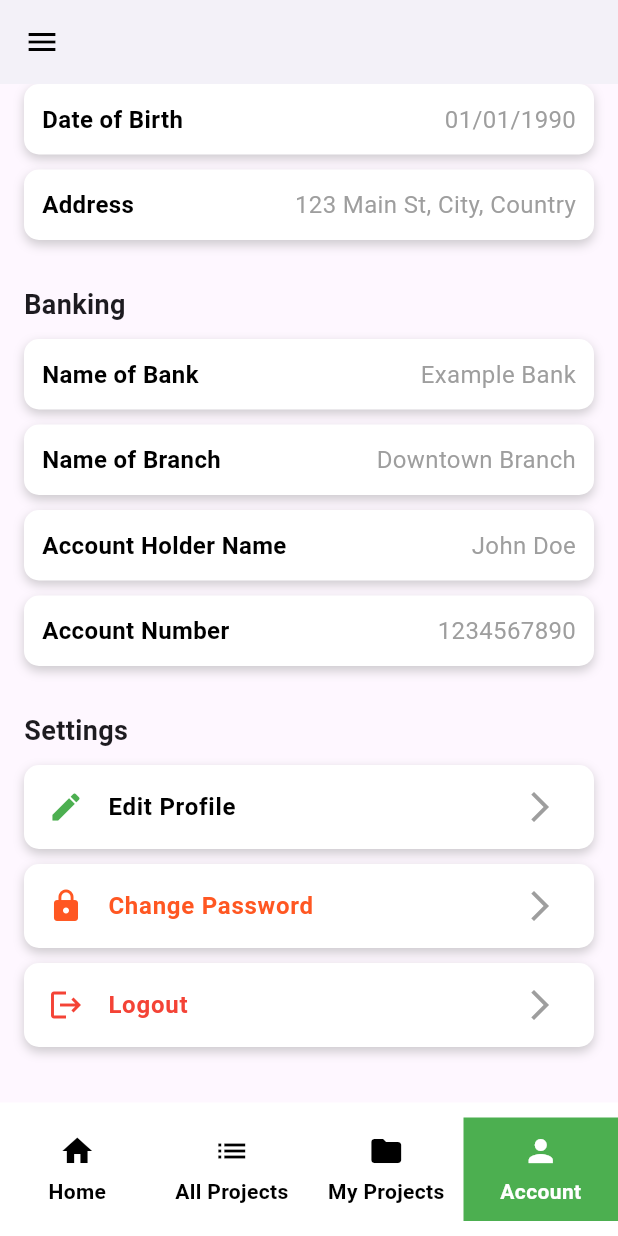
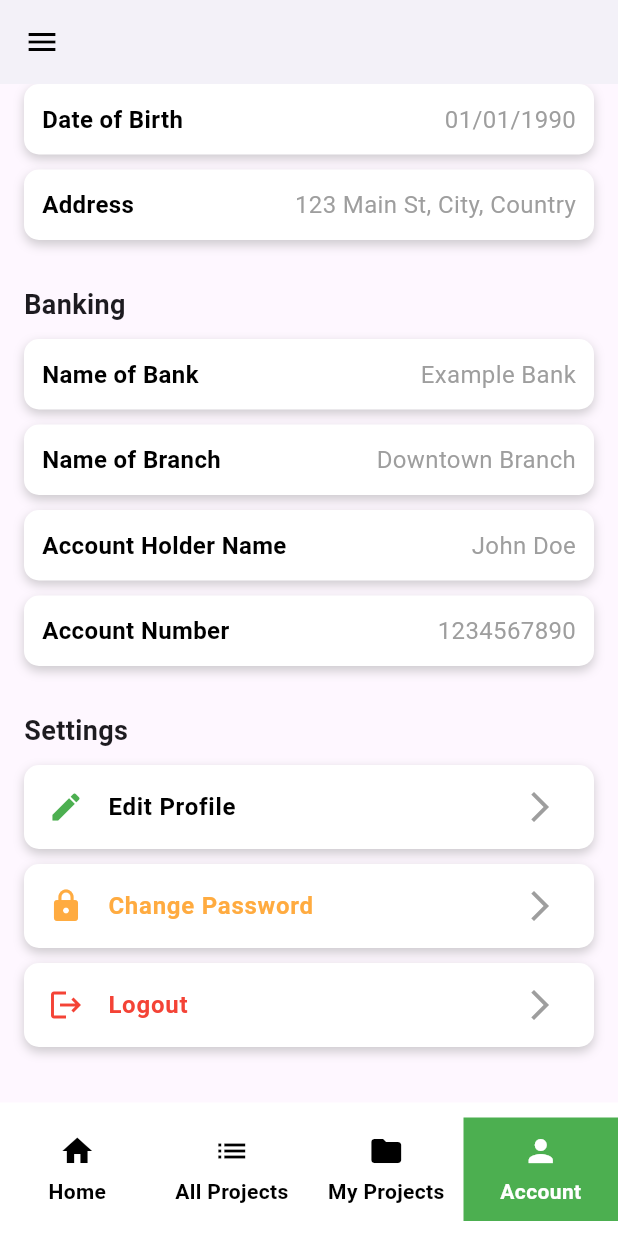
Before and after one commit to Karib-Khan/abi_wallet, a Flutter app: the AccountScreen screen opened directly, scrolled down 399 dp, on a phone screen of 412 x 824 dp. Run offline on Flutter 3.47's test engine with Material 3 defaults, Android fonts, the phone set to English and light mode, and no system bars; our stand-ins replace image_picker, percent_indicator.

```diff
--- a/lib/account.dart
+++ b/lib/account.dart
@@ -203,8 +203,8 @@ class _AccountScreenState extends State<AccountScreen> {
                 _buildSettingsItem(
                   icon: Icons.lock,
                   title: 'Change Password',
-                    iconColor: Colors.deepOrange, // Red icon for logout
-                    textColor: Colors.deepOrange,
+                    iconColor: Colors.orangeAccent, // Red icon for logout
+                    textColor: Colors.orangeAccent,
                   onTap: () {
                     // Add navigation or action for changing password
                     ScaffoldMessenger.of(context).showSnackBar(
```
Also changed, not shown: 2 other files.
